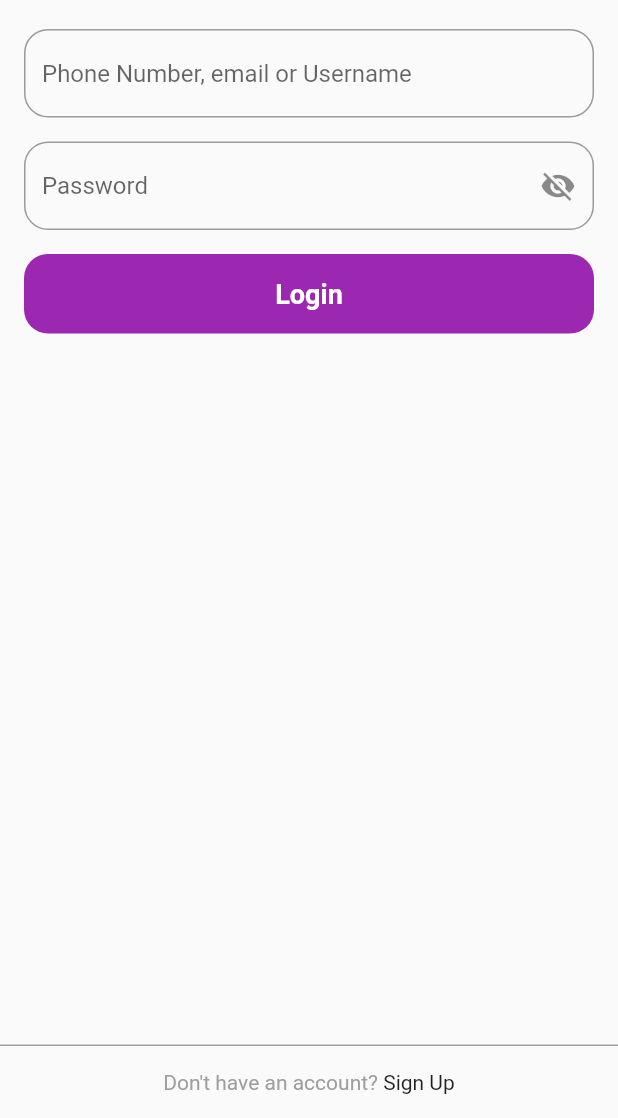
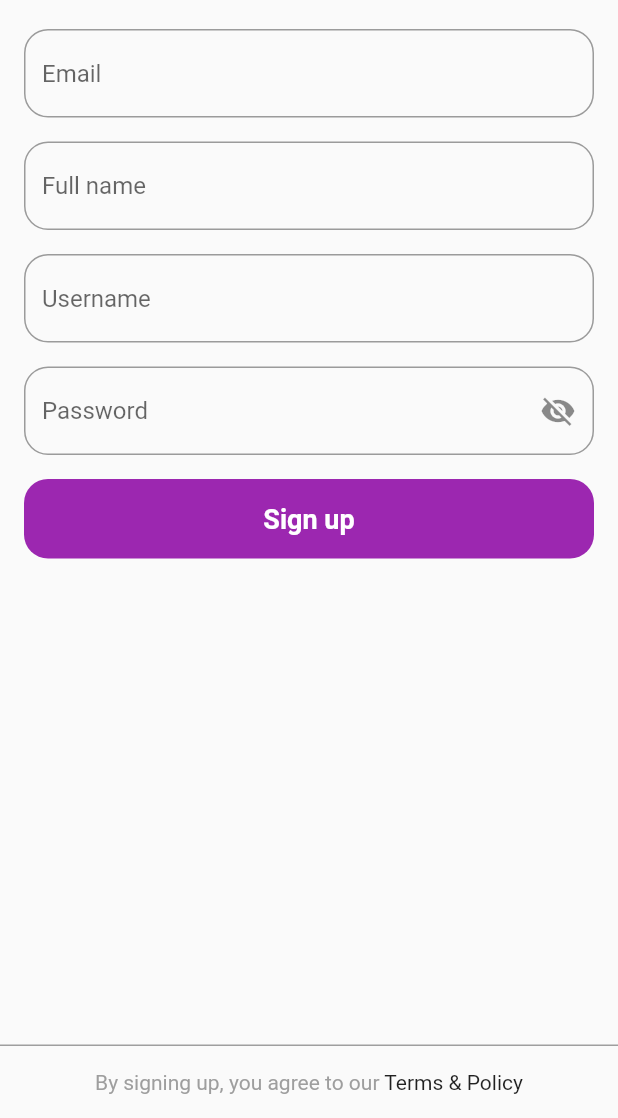
Before and after one commit to edicybereye/cloneIG, a Flutter app: the screen it shows after launch, after a tap on "Sign Up", on a phone screen of 412 x 824 dp, the part 118-1236 px from its top. Run offline on Flutter 3.47's test engine with Material 2 defaults, Android fonts, the phone set to English and light mode, and no system bars.

Commit message:
login & register ui

```diff
--- a/lib/screen/login.dart
+++ b/lib/screen/login.dart
@@ -1,6 +1,7 @@
 import 'package:flutter/material.dart';
 import 'package:training_ig/custom/billaBongText.dart';
 import 'package:training_ig/custom/customButton.dart';
+import 'package:training_ig/screen/registrasi.dart';
 
 class Login extends StatefulWidget {
   @override
@@ -87,7 +88,12 @@ class _LoginState extends State<Login> {
                     style: TextStyle(color: Colors.grey),
                   ),
                   InkWell(
-                    onTap: () {},
+                    onTap: () {
+                      Navigator.push(
+                          context,
+                          MaterialPageRoute(
+                              builder: (context) => Registrasi()));
+                    },
                     child: Text(
                       " Sign Up",
                       textAlign: TextAlign.center,
--- a/lib/screen/registrasi.dart
+++ b/lib/screen/registrasi.dart
@@ -0,0 +1,133 @@
+import 'package:flutter/material.dart';
+import 'package:training_ig/custom/billaBongText.dart';
+import 'package:training_ig/custom/customButton.dart';
+
+class Registrasi extends StatefulWidget {
+  @override
+  _RegistrasiState createState() => _RegistrasiState();
+}
+
+class _RegistrasiState extends State<Registrasi> {
+  var obSecure = true;
+  @override
+  Widget build(BuildContext context) {
+    return SafeArea(
+      child: Scaffold(
+        body: Column(
+          crossAxisAlignment: CrossAxisAlignment.stretch,
+          children: <Widget>[
+            Expanded(
+              child: ListView(
+                padding: EdgeInsets.all(16),
+                children: <Widget>[
+                  BillaBongText(
+                    "Instagram",
+                    fontSize: 50,
+                  ),
+                  SizedBox(
+                    height: 20,
+                  ),
+                  TextFormField(
+                    decoration: InputDecoration(
+                        hintText: "Email",
+                        border: OutlineInputBorder(
+                            borderRadius: BorderRadius.circular(16),
+                            borderSide:
+                                BorderSide(color: Colors.grey, width: 1))),
+                  ),
+                  SizedBox(
+                    height: 16,
+                  ),
+                  TextFormField(
+                    decoration: InputDecoration(
+                        hintText: "Full name",
+                        border: OutlineInputBorder(
+                            borderRadius: BorderRadius.circular(16),
+                            borderSide:
+                                BorderSide(color: Colors.grey, width: 1))),
+                  ),
+                  SizedBox(
+                    height: 16,
+                  ),
+                  TextFormField(
+                    decoration: InputDecoration(
+                        hintText: "Username",
+                        border: OutlineInputBorder(
+                            borderRadius: BorderRadius.circular(16),
+                            borderSide:
+                                BorderSide(color: Colors.grey, width: 1))),
+                  ),
+                  SizedBox(
+                    height: 16,
+                  ),
+                   TextFormField(
+                    obscureText: obSecure,
+                    decoration: InputDecoration(
+                        hintText: "Password",
+                        border: OutlineInputBorder(
+                          borderRadius: BorderRadius.circular(16),
+                          borderSide: BorderSide(color: Colors.grey, width: 1),
+                        ),
+                        suffixIcon: IconButton(
+                          icon: Icon(
+                            obSecure ? Icons.visibility_off : Icons.visibility,
+                          ),
+                          onPressed: () {
+                            setState(() {
+                              obSecure = !obSecure;
+                            });
+                          },
+                        )),
+                  ),
+                  SizedBox(
+                    height: 16,
+                  ),
+                  InkWell(
+                    onTap: () {},
+                    child: CustomButton(
+                      "Sign up",
+                      color: Colors.purple,
+                    ),
+                  ),
+                ],
+              ),
+            ),
+            Container(
+              padding: EdgeInsets.all(16),
+              decoration: BoxDecoration(
+                  border: Border(
+                      top: BorderSide(
+                width: 1,
+                color: Colors.grey,
+              ))),
+              child: Row(
+                mainAxisAlignment: MainAxisAlignment.center,
+                children: <Widget>[
+                  Text(
+                    "By signing up, you agree to our",
+                    textAlign: TextAlign.center,
+                    style: TextStyle(color: Colors.grey),
+                  ),
+                  InkWell(
+                    onTap: () {},
+                    child: Text(
+                      " Terms &",
+                      textAlign: TextAlign.center,
+                    ),
+                  ),
+                  InkWell(
+                    onTap: () {},
+                    child: Text(
+                      " Policy",
+                      textAlign: TextAlign.center,
+                    ),
+                  ),
+                ],
+              ),
+            )
+          ],
+        ),
+      ),
+    );
+  }
+}
```
